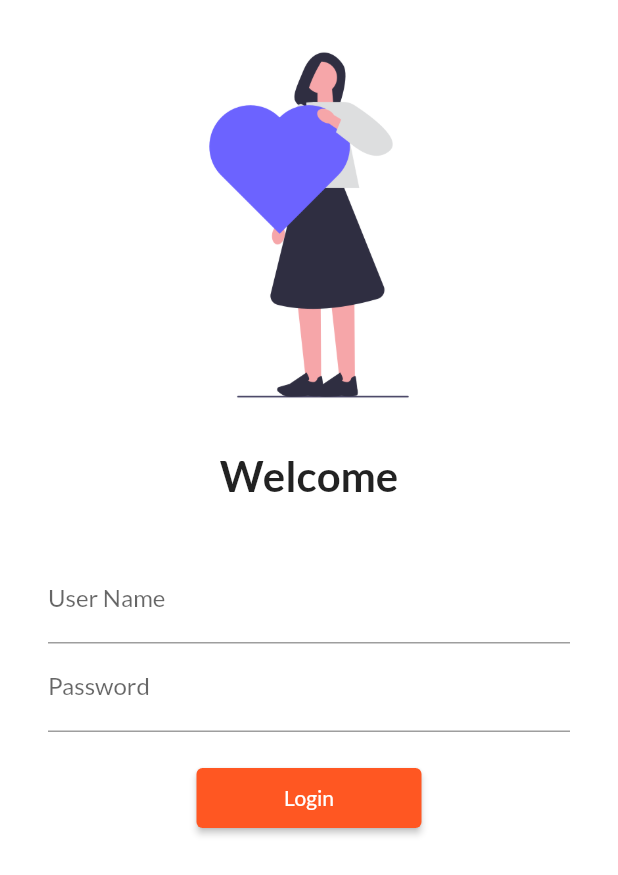
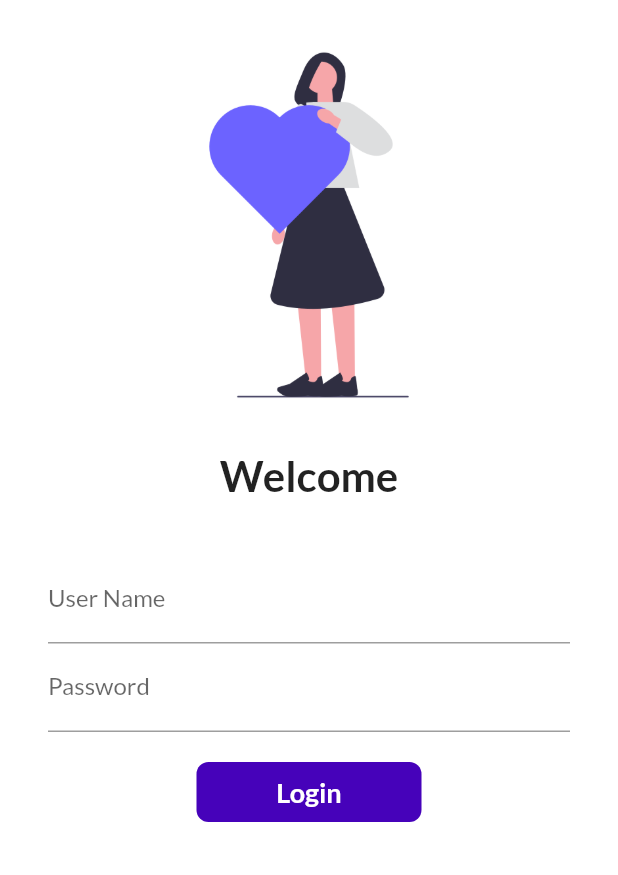
Before and after one commit to HarryP007/Final-year-Project, a Flutter app: the screen it shows after launch, on a phone screen of 412 x 824 dp. Shown: the top 875 px of the screen. Run offline on Flutter 3.47's test engine with Material 2 defaults, Android fonts, the phone set to English and light mode, and no system bars; our stand-ins replace google_fonts.

Commit message:
day 6 completed

```diff
--- a/lib/pages/login_page.dart
+++ b/lib/pages/login_page.dart
@@ -3,11 +3,17 @@ import 'dart:convert';
 import 'package:flutter/material.dart';
 import 'package:flutter_application_2/utils/routes.dart';
 
-class LoginPage extends StatelessWidget {
+class LoginPage extends StatefulWidget {
 
 
   const LoginPage({super.key});
 
+  @override
+  State<LoginPage> createState() => _LoginPageState();
+}
+
+class _LoginPageState extends State<LoginPage> {
+  bool changeButton = false;
   @override
   Widget build(BuildContext context) {
     return Material(
@@ -20,13 +26,13 @@ class LoginPage extends StatelessWidget {
           fit:BoxFit.cover,
           height: 300,
           ),
-           const Text("Welcome",
+            Text("Welcome",
            style: TextStyle(
             fontSize: 28,
             fontWeight: FontWeight.bold,
             )
            ),
-           const SizedBox(
+            SizedBox(
             height:20.0,
            ),
            Padding(
@@ -49,15 +55,41 @@ class LoginPage extends StatelessWidget {
              SizedBox(
               height: 20.0,
              ),
-             ElevatedButton(
-             child: Text("Login"),
+             /*ElevatedButton(child: Text("Login"),
              style: TextButton.styleFrom(
-              minimumSize: Size(150,40),
+              minimumSize:  Size(150,40),
              ),
              onPressed:()
              {
               Navigator.pushNamed(context, MyRoutes.homeRoutes);
              },
+             )*/
+             InkWell(
+              onTap: () async{
+                setState(() {
+                  changeButton = true;
+                });
+
+                await Future.delayed(Duration(milliseconds: 1));
+                Navigator.pushNamed(context, MyRoutes.homeRoutes);
+              },
+               child: AnimatedContainer(
+                duration: Duration(milliseconds: 1),
+                width: changeButton ? 100 : 150,
+                height: 40,
+                alignment: Alignment.center,
+                child: changeButton?Icon(Icons.done,color:Colors.white):
+                Text("Login",
+                style: TextStyle(
+                  color: Colors.white,
+                  fontWeight: FontWeight.bold,
+                  fontSize: 18),
+                  ),
+                  decoration: BoxDecoration(
+                    color: Color.fromARGB(255, 70, 2, 186),
+                    borderRadius: BorderRadius.circular(changeButton ? 20 : 8)
+                  ),
+               ),
              )
               ],
              ),
```
